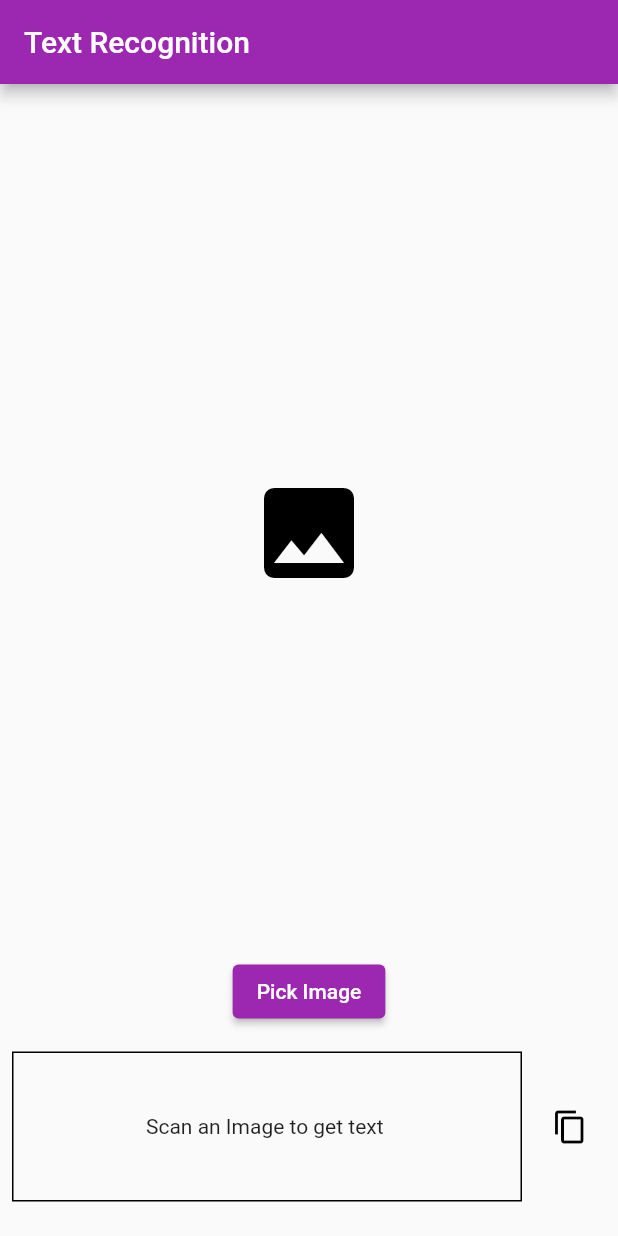
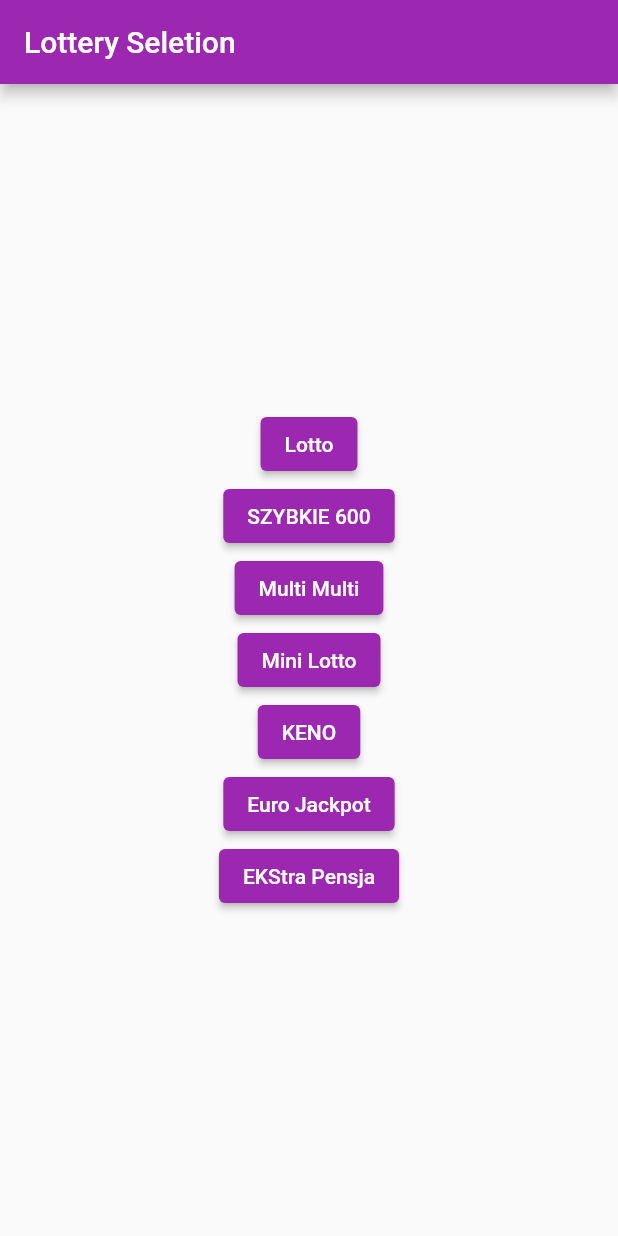
Before and after one commit to MoizChauhan/textrecognize, a Flutter app: the screen it shows after launch, on a phone screen of 412 x 824 dp. Run offline on Flutter 3.47's test engine with Material 2 defaults, Android fonts, the phone set to English and light mode, and no system bars; our stand-ins replace image_picker; missing offline and left inert: adaptive_action_sheet, clipboard, firebase_ml_vision; accounts and stored records are empty.

Commit message:
multiple lottery added

```diff
--- /dev/null
+++ b/lib/lotterySelection.dart
@@ -0,0 +1,42 @@
+import 'package:firebase_ml_text_recognition/main.dart';
+import 'package:flutter/material.dart';
+
+class LotterySelection extends StatelessWidget {
+  const LotterySelection({Key key}) : super(key: key);
+
+  @override
+  Widget build(BuildContext context) {
+    return Scaffold(
+      appBar: AppBar(
+        title: Text("Lottery Seletion"),
+      ),
+      body: Container(
+        width: MediaQuery.of(context).size.width,
+        child: Column(
+          mainAxisAlignment: MainAxisAlignment.center,
+          children: <Widget>[
+            button("Lotto", 0, context),
+            button("SZYBKIE 600", 1, context),
+            button("Multi Multi", 2, context),
+            button("Mini Lotto", 3, context),
+            button("KENO", 4, context),
+            button("Euro Jackpot", 5, context),
+            button("EKStra Pensja", 6, context),
+          ],
+        ),
+      ),
+    );
+  }
+
+  Widget button(text, regex, context) {
+    return ElevatedButton(
+        onPressed: () {
+          Navigator.push(
+              context,
+              MaterialPageRoute(
+                builder: (context) => LotteryScan(title: text, regexNumber: regex),
+              ));
+        },
+        child: Text(text));
+  }
+}
--- a/lib/main.dart
+++ b/lib/main.dart
@@ -1,3 +1,4 @@
+import 'package:firebase_ml_text_recognition/lotterySelection.dart';
 import 'package:firebase_ml_text_recognition/widget/text_recognition_widget.dart';
 import 'package:flutter/material.dart';
 
@@ -11,22 +12,24 @@ class MyApp extends StatelessWidget {
         debugShowCheckedModeBanner: false,
         title: title,
         theme: ThemeData(primarySwatch: Colors.purple),
-        home: MainPage(title: title),
+        home: LotterySelection(),
       );
 }
 
-class MainPage extends StatefulWidget {
+class LotteryScan extends StatefulWidget {
   final String title;
+  final int regexNumber;
 
-  const MainPage({
+  const LotteryScan({
     @required this.title,
+    @required this.regexNumber,
   });
 
   @override
-  _MainPageState createState() => _MainPageState();
+  _LotteryScanState createState() => _LotteryScanState();
 }
 
-class _MainPageState extends State<MainPage> {
+class _LotteryScanState extends State<LotteryScan> {
   @override
   Widget build(BuildContext context) => Scaffold(
         appBar: AppBar(
@@ -37,7 +40,9 @@ class _MainPageState extends State<MainPage> {
           child: Column(
             children: [
               const SizedBox(height: 25),
-              TextRecognitionWidget(),
+              TextRecognitionWidget(
+                regexNumber: widget.regexNumber,
+              ),
               const SizedBox(height: 15),
             ],
           ),
--- a/lib/widget/text_recognition_widget.dart
+++ b/lib/widget/text_recognition_widget.dart
@@ -12,7 +12,9 @@ import 'controls_widget.dart';
 class TextRecognitionWidget extends StatefulWidget {
   const TextRecognitionWidget({
     Key key,
+    this.regexNumber,
   }) : super(key: key);
+  final int regexNumber;
 
   @override
   _TextRecognitionWidgetState createState() => _TextRecognitionWidgetState();
@@ -102,7 +104,7 @@ class _TextRecognitionWidgetState extends State<TextRecognitionWidget> {
       },
     );
 
-    final text = await FirebaseMLApi.recogniseText(image);
+    final text = await FirebaseMLApi.recogniseText(image, widget.regexNumber);
     setText(text);
 
     Navigator.of(context).pop();
```
Also changed, not shown: lib/api/firebase_ml_api.dart (+52 -13 lines).
